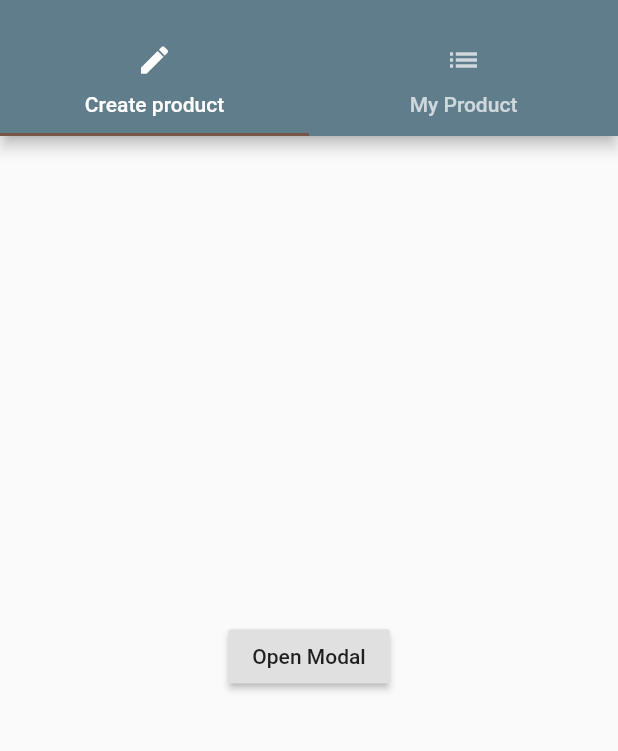
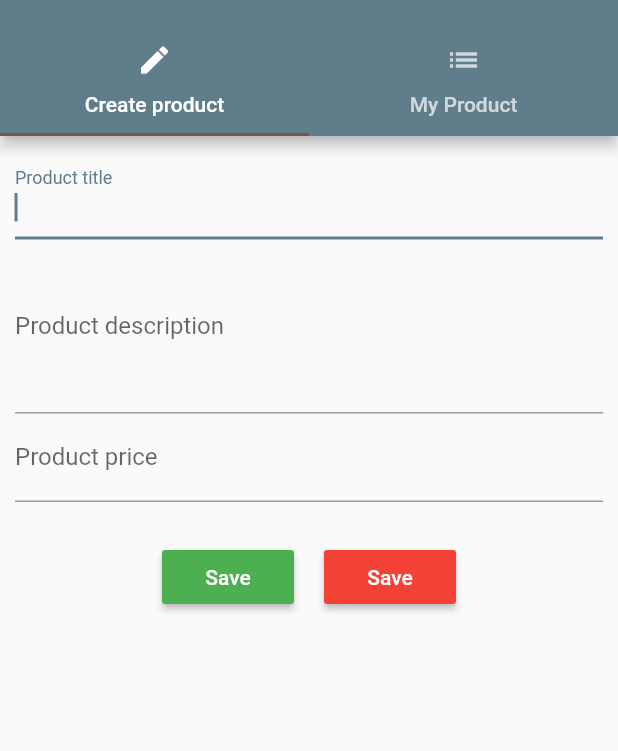
Before and after one commit to bankjirapan/FlutterFirstApp, a Flutter app: the ProductAdminPage screen opened directly, on a phone screen of 412 x 824 dp, the part 59-810 px from its top. Run offline on Flutter 3.47's test engine with Material 2 defaults, Android fonts, the phone set to English and light mode, and no system bars.

Commit message:
[EDIT ] chages data type to main

```diff
--- a/firstapp/lib/main.dart
+++ b/firstapp/lib/main.dart
@@ -2,7 +2,6 @@ import 'package:firstapp/pages/authen.dart';
 import 'package:firstapp/pages/home.dart';
 import 'package:flutter/material.dart';
 // import 'package:flutter/rendering.dart';
-
 
 // main() => runApp(MyApp());
 
@@ -21,6 +20,21 @@ class MyApp extends StatefulWidget {
 }
 
 class _MyAppComponents extends State<MyApp> {
+  List<Map<String, String>> _products = [];
+
+  void _addProduct(Map<String, String> product) {
+    setState(() {
+      _products.add(product);
+    });
+    print(_products);
+  }
+
+  void _deleteProduct(int index) {
+    setState(() {
+      _products.removeAt(index);
+    });
+  }
+
   @override
   Widget build(contaxt) {
     return MaterialApp(
@@ -30,11 +44,12 @@ class _MyAppComponents extends State<MyApp> {
           primarySwatch: Colors.blueGrey,
           accentColor: Colors.brown),
       routes: {
-          '/' : (BuildContext context) => Authentication(),
-          '/home' : (BuildContext context) => HomePage()
+        // '/': (BuildContext context) => Authentication(),
+        '/': (BuildContext context) => HomePage(_products, _addProduct, _deleteProduct)
       },
-        onGenerateRoute: (RouteSettings routeSetting){
-          return MaterialPageRoute(builder: (BuildContext context) => Authentication());
+      onGenerateRoute: (RouteSettings routeSetting) {
+        return MaterialPageRoute(
+            builder: (BuildContext context) => Authentication());
       },
     );
   }
--- a/firstapp/lib/pages/authen.dart
+++ b/firstapp/lib/pages/authen.dart
@@ -1,5 +1,5 @@
 import 'package:flutter/material.dart';
-import './home.dart';
+
 
 class Authentication extends StatelessWidget {
   @override
--- a/firstapp/lib/pages/product_admin.dart
+++ b/firstapp/lib/pages/product_admin.dart
@@ -1,6 +1,4 @@
 import 'package:flutter/material.dart';
-import './home.dart';
-
 import './product_create.dart';
 import './product_list.dart';
 
@@ -20,11 +18,7 @@ class ProductAdminPage extends StatelessWidget {
                   ListTile(
                     title: Text("All Product"),
                     onTap: () {
-                      Navigator.pushReplacement(
-                          context,
-                          MaterialPageRoute(
-                              builder: (BuildContext context) =>
-                                  HomePage()));
+                      Navigator.pushNamed(context, "/");
                     },
                   )
                 ],
@@ -46,7 +40,7 @@ class ProductAdminPage extends StatelessWidget {
               ),
             ),
             body: TabBarView(
-              children: <Widget>[ProductCreatePage(), Product_ListPage()],
+              children: <Widget>[ProductCreatePage(), ProductListPage()],
             )));
   }
 }
--- a/firstapp/lib/pages/product_create.dart
+++ b/firstapp/lib/pages/product_create.dart
@@ -1,24 +1,97 @@
 import 'package:flutter/material.dart';
 
-class ProductCreatePage extends StatelessWidget{
+class ProductCreatePage extends StatefulWidget {
+
+  // final Function addProduct;
+  // ProductCreatePage(this.addProduct);
+
+  @override
+  State<StatefulWidget> createState() {
+    return _ProductCreateState();
+  }
+}
+
+class _ProductCreateState extends State<ProductCreatePage> {
+  String valueInput = '';
+  String description = '';
+  double price = 0.00;
 
   @override
   Widget build(BuildContext context) {
-    return Center(
-      child: RaisedButton(
-        child: Text("Open Modal"),
-        onPressed: (){
-          showModalBottomSheet(
-            context: context,
-            builder: (BuildContext context){
-              return Center(
-                child: Text("this is modal"),
-              );
-            }
-          );
-        },
+    return Container(
+      margin: EdgeInsets.all(10.0),
+      child: ListView(
+        children: <Widget>[
+          TextField(
+            decoration: InputDecoration(
+              labelText: "Product title",
+            ),
+            autofocus: true,
+            onChanged: (String value) {
+              setState(() {
+                this.valueInput = value.toUpperCase();
+              });
+            },
+          ),
+          TextField(
+            decoration: InputDecoration(
+              labelText: "Product description",
+            ),
+            maxLines: 4,
+            onChanged: (String value) {
+              setState(() {
+                this.description = value;
+              });
+            },
+          ),
+          TextField(
+            decoration: InputDecoration(
+              labelText: "Product price",
+            ),
+            keyboardType: TextInputType.number,
+            onChanged: (String value) {
+              setState(() {
+                this.price = double.parse(value);
+              });
+            },
+          ),
+          Text(this.valueInput),
+          Row(
+            mainAxisAlignment: MainAxisAlignment.center,
+            children: <Widget>[
+              Container(
+                margin: EdgeInsets.all(10),
+                child: RaisedButton(
+                  child: Text("Save"),
+                  textColor: Colors.white,
+                  color: Colors.green,
+                  onPressed: () {
+                    // widget.addProduct(
+                    //   {
+                    //   'title':this.valueInput,
+                    //   'description':this.description,
+                    //   'price' : this.price,
+                    //   'image':'assets/food.jpg'
+                    //   }
+                    //   );
+                  },
+                ),
+              ),
+              Container(
+                margin: EdgeInsets.all(10),
+                child: RaisedButton(
+                  child: Text("Save"),
+                  textColor: Colors.white,
+                  color: Colors.red,
+                  onPressed: () {
+                    print("Cancel");
+                  },
+                ),
+              ),
+            ],
+          )
+        ],
       ),
     );
   }
-
 }
--- a/firstapp/lib/pages/product_list.dart
+++ b/firstapp/lib/pages/product_list.dart
@@ -1,6 +1,6 @@
 import 'package:flutter/material.dart';
 
-class Product_ListPage extends StatelessWidget {
+class ProductListPage extends StatelessWidget {
   @override
   Widget build(BuildContext context) {
       return Center(
```
Also changed, not shown: firstapp/lib/pages/home.dart (+8 -1 lines), firstapp/lib/product_manager.dart (+9 -39 lines). Lines whose indentation alone changed are shown as unchanged.
